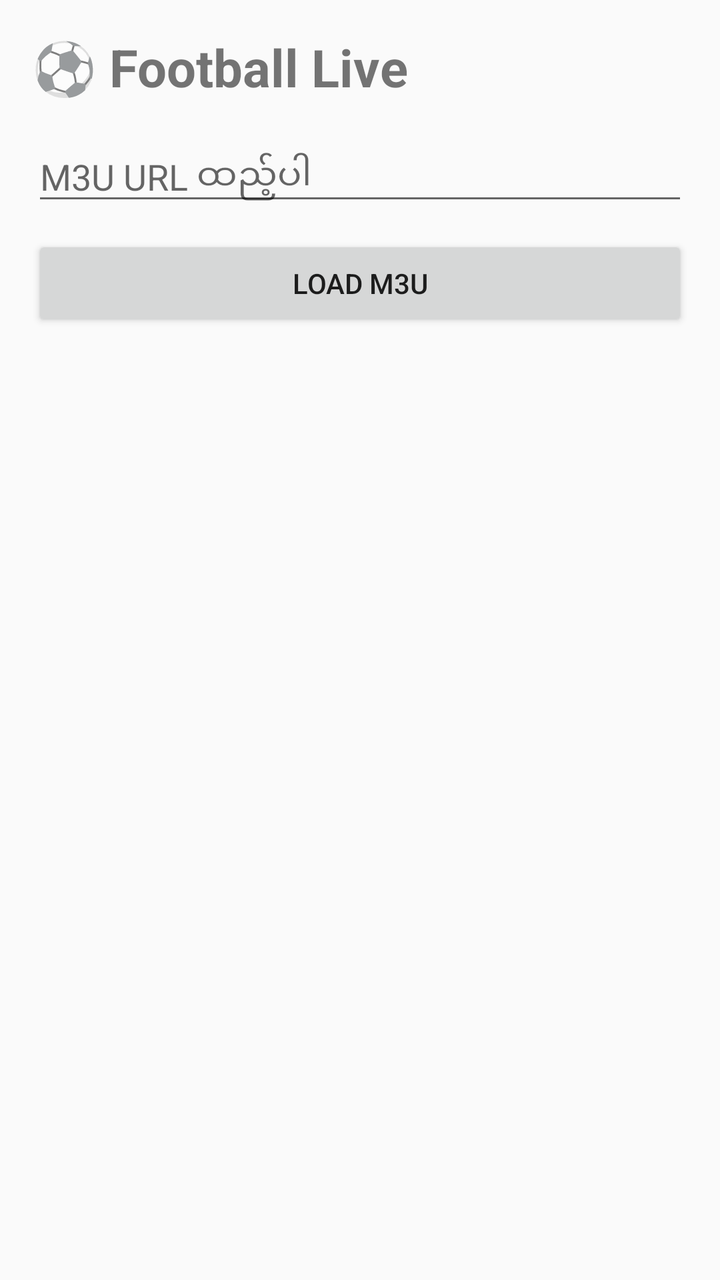
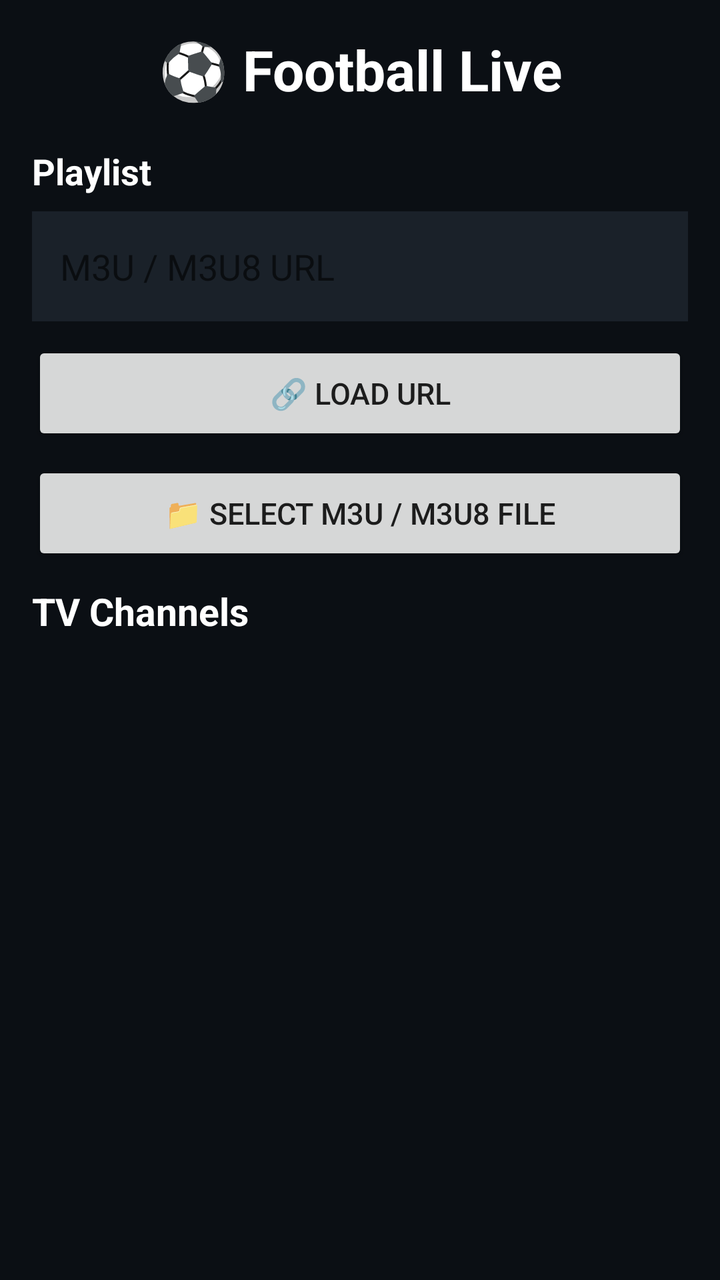

Before-and-after screenshots of an Android layout around one commit, followed by the original layout XML and the change that was made.
<!-- AndroidManifest.xml: application theme Theme.FootballLive -->
<!-- res/layout/activity_main.xml -->
<?xml version="1.0" encoding="utf-8"?>
<LinearLayout
    xmlns:android="http://schemas.android.com/apk/res/android"
    android:layout_width="match_parent"
    android:layout_height="match_parent"
    android:orientation="vertical"
    android:padding="16dp">

    <TextView
        android:layout_width="wrap_content"
        android:layout_height="wrap_content"
        android:text="⚽ Football Live"
        android:textSize="26sp"
        android:textStyle="bold"
        android:layout_marginBottom="15dp" />

    <EditText
        android:id="@+id/urlInput"
        android:layout_width="match_parent"
        android:layout_height="wrap_content"
        android:hint="M3U URL ထည့်ပါ"
        android:inputType="textUri"
        android:singleLine="true" />

    <Button
        android:id="@+id/loadButton"
        android:layout_width="match_parent"
        android:layout_height="wrap_content"
        android:text="LOAD M3U"
        android:layout_marginTop="10dp" />

    <ProgressBar
        android:id="@+id/progress"
        android:layout_width="wrap_content"
        android:layout_height="wrap_content"
        android:layout_gravity="center"
        android:visibility="gone"
        android:layout_margin="10dp" />

    <ListView
        android:id="@+id/channelList"
        android:layout_width="match_parent"
        android:layout_height="0dp"
        android:layout_weight="1"
        android:dividerHeight="1dp" />

</LinearLayout>
<!-- resources referenced by this layout -->
<resources>
  <style name="Theme.FootballLive" parent="Theme.AppCompat.DayNight.NoActionBar">
      </style>
</resources>

<!-- the commit's change to res/layout/activity_main.xml (unified diff, before → after) -->
@@ -4,30 +4,55 @@
     android:layout_width="match_parent"
     android:layout_height="match_parent"
     android:orientation="vertical"
+    android:background="#0B0F14"
     android:padding="16dp">
+
+    <TextView
+        android:layout_width="match_parent"
+        android:layout_height="wrap_content"
+        android:text="⚽ Football Live"
+        android:textColor="#FFFFFF"
+        android:textSize="28sp"
+        android:textStyle="bold"
+        android:gravity="center"
+        android:layout_marginBottom="20dp" />
 
     <TextView
         android:layout_width="wrap_content"
         android:layout_height="wrap_content"
-        android:text="⚽ Football Live"
-        android:textSize="26sp"
+        android:text="Playlist"
+        android:textColor="#FFFFFF"
+        android:textSize="18sp"
         android:textStyle="bold"
-        android:layout_marginBottom="15dp" />
+        android:layout_marginBottom="8dp" />
 
     <EditText
         android:id="@+id/urlInput"
         android:layout_width="match_parent"
-        android:layout_height="wrap_content"
-        android:hint="M3U URL ထည့်ပါ"
+        android:layout_height="55dp"
+        android:hint="M3U / M3U8 URL"
+        android:hintTextColor="#8A949E"
+        android:textColor="#FFFFFF"
         android:inputType="textUri"
-        android:singleLine="true" />
+        android:singleLine="true"
+        android:padding="14dp"
+        android:background="#1A2129" />
 
     <Button
         android:id="@+id/loadButton"
         android:layout_width="match_parent"
-        android:layout_height="wrap_content"
-        android:text="LOAD M3U"
+        android:layout_height="52dp"
+        android:text="🔗 LOAD URL"
+        android:textSize="15sp"
         android:layout_marginTop="10dp" />
+
+    <Button
+        android:id="@+id/fileButton"
+        android:layout_width="match_parent"
+        android:layout_height="52dp"
+        android:text="📁 SELECT M3U / M3U8 FILE"
+        android:textSize="15sp"
+        android:layout_marginTop="8dp" />
 
     <ProgressBar
         android:id="@+id/progress"
@@ -35,13 +60,24 @@
         android:layout_height="wrap_content"
         android:layout_gravity="center"
         android:visibility="gone"
-        android:layout_margin="10dp" />
+        android:layout_margin="12dp" />
+
+    <TextView
+        android:layout_width="match_parent"
+        android:layout_height="wrap_content"
+        android:text="TV Channels"
+        android:textColor="#FFFFFF"
+        android:textSize="19sp"
+        android:textStyle="bold"
+        android:layout_marginTop="10dp"
+        android:layout_marginBottom="8dp" />
 
     <ListView
         android:id="@+id/channelList"
         android:layout_width="match_parent"
         android:layout_height="0dp"
         android:layout_weight="1"
+        android:divider="#252D36"
         android:dividerHeight="1dp" />
 
 </LinearLayout>
